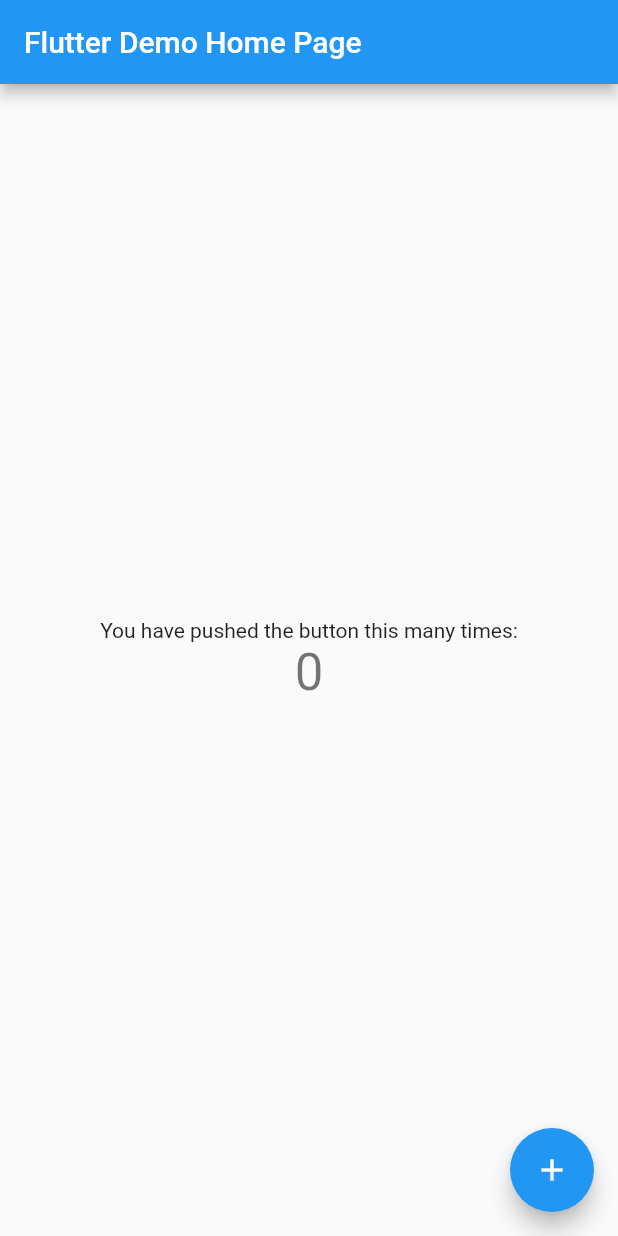
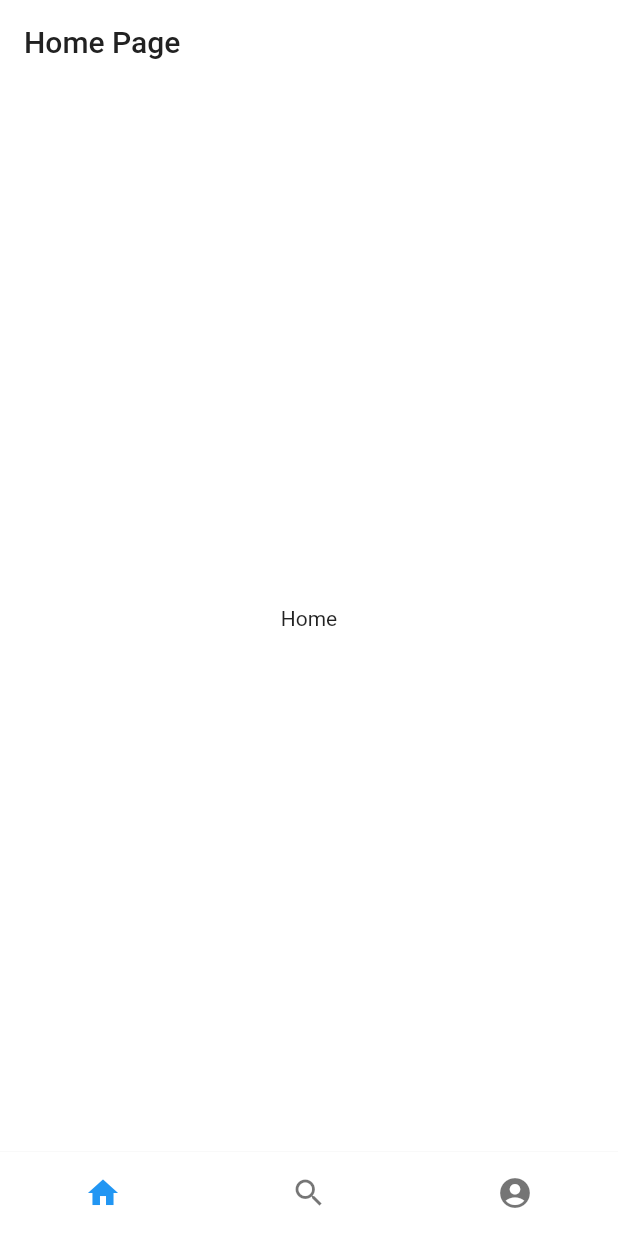
Before and after one commit to akathecoder/nftgram, a Flutter app: the screen it shows after launch, on a phone screen of 412 x 824 dp. Run offline on Flutter 3.47's test engine with Material 2 defaults, Android fonts, the phone set to English and light mode, and no system bars.

Commit message:
create scaffold - add appbar - add bottom navigation bar

```diff
--- /dev/null
+++ b/lib/homepage.dart
@@ -0,0 +1,77 @@
+import 'package:flutter/material.dart';
+import 'package:flutter/services.dart';
+
+class HomePage extends StatefulWidget {
+  const HomePage({Key? key}) : super(key: key);
+
+  @override
+  State<HomePage> createState() => _HomePageState();
+}
+
+class _HomePageState extends State<HomePage> {
+  int _selectedIndex = 0;
+
+  void _onItemTapped(int index) {
+    setState(() {
+      _selectedIndex = index;
+    });
+  }
+
+  static const List<Widget> _widgetOptions = <Widget>[
+    Text(
+      'Home',
+    ),
+    Text(
+      'Search',
+    ),
+    Text(
+      'Profile',
+    ),
+  ];
+
+  @override
+  Widget build(BuildContext context) {
+    return Scaffold(
+      appBar: AppBar(
+        title: const Text("Home Page"),
+        elevation: 0,
+        backgroundColor: Colors.white,
+        foregroundColor: Colors.grey[900],
+        systemOverlayStyle: const SystemUiOverlayStyle(
+          statusBarColor: Colors.white,
+          statusBarIconBrightness: Brightness.dark,
+          statusBarBrightness: Brightness.light,
+        ),
+      ),
+      body: SafeArea(
+        child: Center(
+          child: _widgetOptions.elementAt(_selectedIndex),
+        ),
+      ),
+      bottomNavigationBar: BottomNavigationBar(
+        items: const <BottomNavigationBarItem>[
+          BottomNavigationBarItem(
+            icon: Icon(Icons.home),
+            label: 'Home',
+          ),
+          BottomNavigationBarItem(
+            icon: Icon(Icons.search),
+            label: 'Explore',
+          ),
+          BottomNavigationBarItem(
+            icon: Icon(Icons.account_circle),
+            label: 'Profile',
+          ),
+        ],
+        currentIndex: _selectedIndex,
+        selectedItemColor: Colors.blue,
+        onTap: _onItemTapped,
+        backgroundColor: Colors.white,
+        elevation: 1,
+        showSelectedLabels: false,
+        showUnselectedLabels: false,
+      ),
+      backgroundColor: Colors.white,
+    );
+  }
+}
--- a/lib/main.dart
+++ b/lib/main.dart
@@ -1,4 +1,5 @@
 import 'package:flutter/material.dart';
+import 'package:nftgram/homepage.dart';
 
 void main() {
   runApp(const MyApp());
@@ -7,109 +8,15 @@
 class MyApp extends StatelessWidget {
   const MyApp({Key? key}) : super(key: key);
 
-  // This widget is the root of your application.
   @override
   Widget build(BuildContext context) {
     return MaterialApp(
-      title: 'Flutter Demo',
+      title: 'Nftgram',
       theme: ThemeData(
-        // This is the theme of your application.
-        //
-        // Try running your application with "flutter run". You'll see the
-        // application has a blue toolbar. Then, without quitting the app, try
-        // changing the primarySwatch below to Colors.green and then invoke
-        // "hot reload" (press "r" in the console where you ran "flutter run",
-        // or simply save your changes to "hot reload" in a Flutter IDE).
-        // Notice that the counter didn't reset back to zero; the application
-        // is not restarted.
         primarySwatch: Colors.blue,
       ),
-      home: const MyHomePage(title: 'Flutter Demo Home Page'),
+      home: const HomePage(),
+      debugShowCheckedModeBanner: false,
     );
   }
 }
-
-class MyHomePage extends StatefulWidget {
-  const MyHomePage({Key? key, required this.title}) : super(key: key);
-
-  // This widget is the home page of your application. It is stateful, meaning
-  // that it has a State object (defined below) that contains fields that affect
-  // how it looks.
-
-  // This class is the configuration for the state. It holds the values (in this
-  // case the title) provided by the parent (in this case the App widget) and
-  // used by the build method of the State. Fields in a Widget subclass are
-  // always marked "final".
-
-  final String title;
-
-  @override
-  State<MyHomePage> createState() => _MyHomePageState();
-}
-
-class _MyHomePageState extends State<MyHomePage> {
-  int _counter = 0;
-
-  void _incrementCounter() {
-    setState(() {
-      // This call to setState tells the Flutter framework that something has
-      // changed in this State, which causes it to rerun the build method below
-      // so that the display can reflect the updated values. If we changed
-      // _counter without calling setState(), then the build method would not be
-      // called again, and so nothing would appear to happen.
-      _counter++;
-    });
-  }
-
-  @override
-  Widget build(BuildContext context) {
-    // This method is rerun every time setState is called, for instance as done
-    // by the _incrementCounter method above.
-    //
-    // The Flutter framework has been optimized to make rerunning build methods
-    // fast, so that you can just rebuild anything that needs updating rather
-    // than having to individually change instances of widgets.
-    return Scaffold(
-      appBar: AppBar(
-        // Here we take the value from the MyHomePage object that was created by
-        // the App.build method, and use it to set our appbar title.
-        title: Text(widget.title),
-      ),
-      body: Center(
-        // Center is a layout widget. It takes a single child and positions it
-        // in the middle of the parent.
-        child: Column(
-          // Column is also a layout widget. It takes a list of children and
-          // arranges them vertically. By default, it sizes itself to fit its
-          // children horizontally, and tries to be as tall as its parent.
-          //
-          // Invoke "debug painting" (press "p" in the console, choose the
-          // "Toggle Debug Paint" action from the Flutter Inspector in Android
-          // Studio, or the "Toggle Debug Paint" command in Visual Studio Code)
-          // to see the wireframe for each widget.
-          //
-          // Column has various properties to control how it sizes itself and
-          // how it positions its children. Here we use mainAxisAlignment to
-          // center the children vertically; the main axis here is the vertical
-          // axis because Columns are vertical (the cross axis would be
-          // horizontal).
-          mainAxisAlignment: MainAxisAlignment.center,
-          children: <Widget>[
-            const Text(
-              'You have pushed the button this many times:',
-            ),
-            Text(
-              '$_counter',
-              style: Theme.of(context).textTheme.headline4,
-            ),
-          ],
-        ),
-      ),
-      floatingActionButton: FloatingActionButton(
-        onPressed: _incrementCounter,
-        tooltip: 'Increment',
-        child: const Icon(Icons.add),
-      ), // This trailing comma makes auto-formatting nicer for build methods.
-    );
-  }
-}
```
